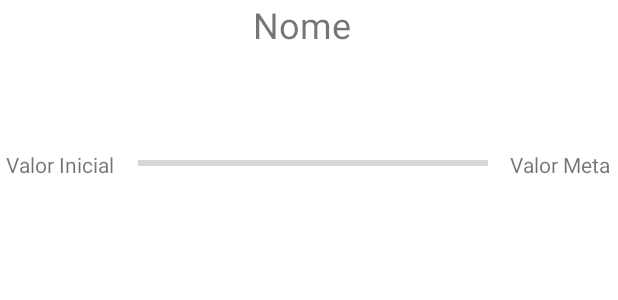
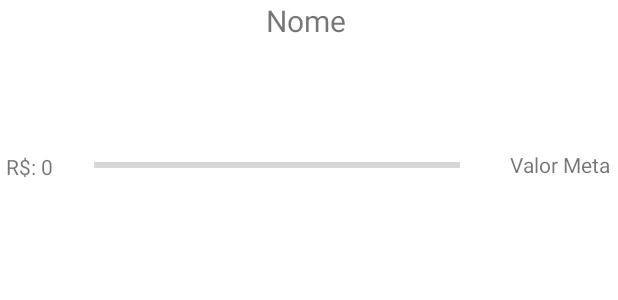
Before and after one commit to carolinenandes/Capitale, an Android app: the layout lista_adapter_metas.xml on its own in the app's theme, with its tools: preview values and no code run, on a phone screen of 412 x 824 dp. Shown: the top 300 px of the screen. Run offline under Robolectric (Android 15) with nearby library versions, the phone set to English and light mode, and no system bars.

```diff
--- a/app/src/main/res/layout/lista_adapter_metas.xml
+++ b/app/src/main/res/layout/lista_adapter_metas.xml
@@ -3,7 +3,7 @@
     xmlns:app="http://schemas.android.com/apk/res-auto"
     xmlns:tools="http://schemas.android.com/tools"
     android:layout_width="wrap_content"
-    android:layout_height="wrap_content">
+    android:layout_height="150dp">
 
 
     <!-- Adicione os novos elementos aqui -->
@@ -14,7 +14,7 @@
         android:layout_height="wrap_content"
         android:layout_marginStart="4dp"
         android:layout_marginTop="64dp"
-        android:text="Valor Inicial"
+        android:text="@string/txtValorInicial"
         app:layout_constraintStart_toStartOf="parent"
         app:layout_constraintTop_toBottomOf="@+id/txtNomeMeta" />
 
@@ -31,25 +31,25 @@
     <ProgressBar
         android:id="@+id/progressBar"
         style="?android:attr/progressBarStyleHorizontal"
-        android:layout_width="233dp"
+        android:layout_width="244dp"
         android:layout_height="17dp"
         android:layout_marginStart="67dp"
         android:layout_marginTop="64dp"
         android:layout_marginEnd="92dp"
         app:layout_constraintEnd_toStartOf="@+id/txtValorMeta"
-        app:layout_constraintHorizontal_bias="0.401"
+        app:layout_constraintHorizontal_bias="0.411"
         app:layout_constraintStart_toEndOf="@+id/txtValorInicial"
         app:layout_constraintTop_toBottomOf="@+id/txtNomeMeta" />
 
     <TextView
         android:id="@+id/txtNomeMeta"
-        android:layout_width="131dp"
-        android:layout_height="36dp"
-        android:layout_marginStart="136dp"
+        android:layout_width="320dp"
+        android:layout_height="37dp"
+        android:layout_marginStart="44dp"
         android:layout_weight="1"
         android:text="@string/txtNome"
         android:textAlignment="center"
-        android:textSize="24sp"
+        android:textSize="20sp"
         app:layout_constraintStart_toStartOf="parent"
         app:layout_constraintTop_toTopOf="parent" />
 
--- a/app/src/main/res/values/strings.xml
+++ b/app/src/main/res/values/strings.xml
@@ -36,5 +36,6 @@
     <string name="hintValorMeta">Valor da Meta</string>
     <string name="btnExcluirMeta">Excluir</string>
     <string name="btnEditMeta">Editar</string>
+    <string name="txtValorInicial">R$: 0</string>
 
 </resources>
```
Also changed, not shown: app/src/main/java/com/example/tcc20/adapterMetas.java (+64 -10 lines), app/src/main/java/com/example/tcc20/metasFinanceirasActivity.java (+10 -0 lines), app/src/main/res/layout/activity_metas.xml (+4 -7 lines).
